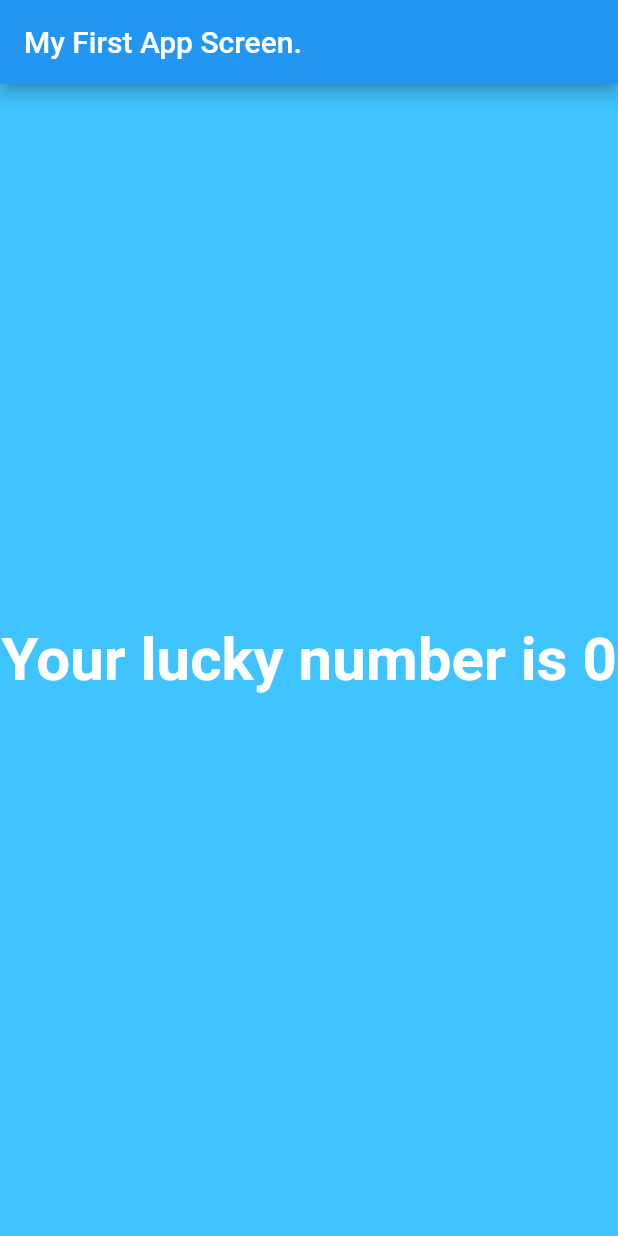
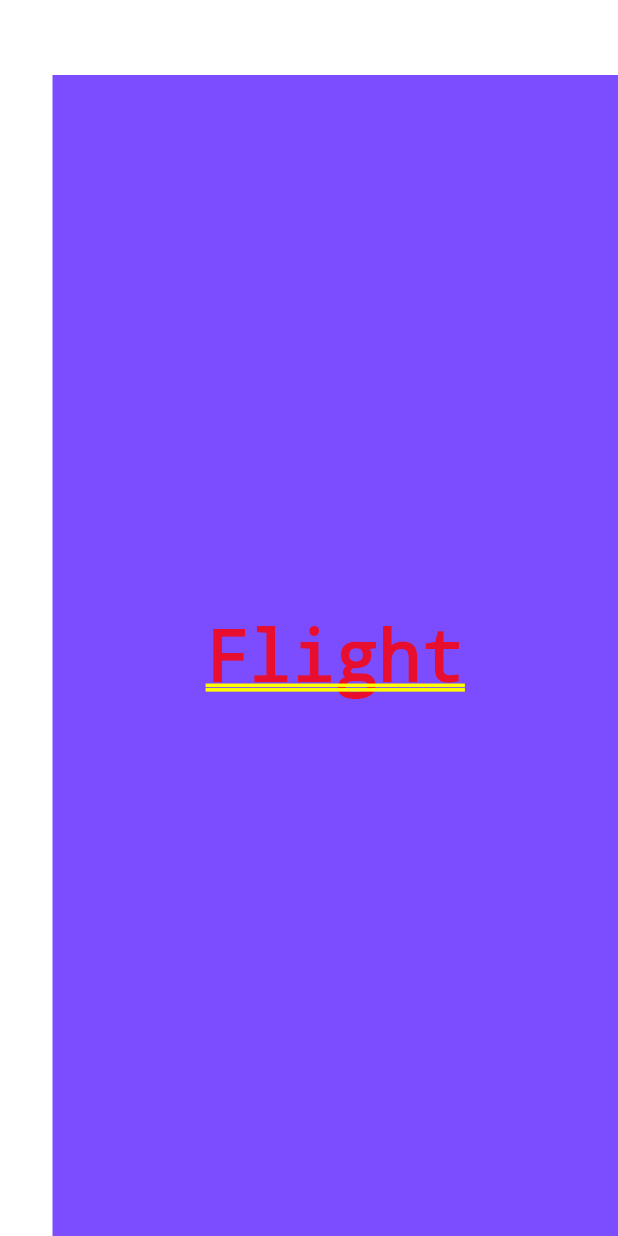
Before and after one commit to ABHISHEK0319/my_one, a Flutter app: the screen it shows after launch, on a phone screen of 412 x 824 dp. Run offline on Flutter 3.47's test engine with Material 2 defaults, Android fonts, the phone set to English and light mode, and no system bars.

Commit message:
second commit for container

```diff
--- a/lib/app_screens/first_screen.dart
+++ /dev/null
@@ -1,30 +0,0 @@
-import 'dart:math';
-import 'package:flutter/material.dart';
-
-class FirstScreen extends StatelessWidget {
-  const FirstScreen({Key? key}) : super(key: key);
-
-  @override
-  Widget build(BuildContext context) {
-    return Material(
-      color: Colors.lightBlueAccent,
-      child: Center(
-        child: Text(
-          generateLuckyNumber(),
-          textDirection: TextDirection.ltr,
-          style: const TextStyle(
-              color: Color.fromARGB(255, 255, 255, 255),
-              fontSize: 40.0,
-              fontWeight: FontWeight.bold),
-        ),
-      ),
-    );
-  }
-
-  String generateLuckyNumber() {
-    var random = Random();
-    int luckyNumber = random.nextInt(10);
-
-    return "Your lucky number is $luckyNumber";
-  }
-}
--- /dev/null
+++ b/lib/app_screens/home.dart
@@ -0,0 +1,20 @@
+import 'package:flutter/material.dart';
+
+class Home extends StatelessWidget {
+  const Home({Key? key}) : super(key: key);
+
+  @override
+  Widget build(BuildContext context) {
+    return Center(
+      child: Container(
+        alignment: Alignment.center,
+        color: Colors.deepPurpleAccent,
+        // width: 300.0,
+        // height: 500.0,
+        margin: const EdgeInsets.only(left: 35.0, top: 50.0),
+        padding: const EdgeInsets.all(20.0),
+        child: const Text("Flight", textDirection: TextDirection.ltr),
+      ),
+    );
+  }
+}
--- a/lib/main.dart
+++ b/lib/main.dart
@@ -1,21 +1,11 @@
 import 'package:flutter/material.dart';
-import 'package:my_one/app_screens/first_screen.dart';
 
-void main() => runApp(const MyFlutterApp());
+import 'app_screens/home.dart';
 
-class MyFlutterApp extends StatelessWidget {
-  const MyFlutterApp({Key? key}) : super(key: key);
-
-  @override
-  Widget build(BuildContext context) {
-    return MaterialApp(
-        debugShowCheckedModeBanner: false,
-        title: "My Flutter App",
-        home: Scaffold(
-          appBar: AppBar(
-            title: const Text("My First App Screen."),
-          ),
-          body: const FirstScreen(),
-        ));
-  }
+void main() {
+  runApp(const MaterialApp(
+    debugShowCheckedModeBanner: false,
+    title: "My Flutter App",
+    home: Home(),
+  ));
 }
```
